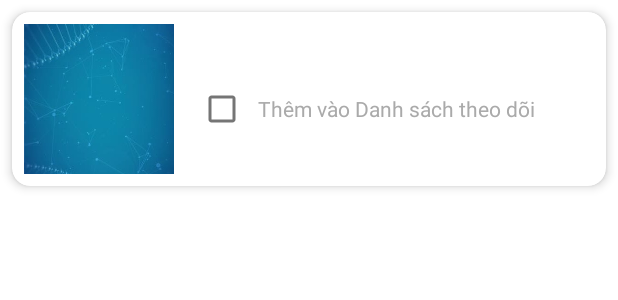
After one commit to PhucNguyenSolver/iot-patient-helper, an Android app: the layout cardview.xml on its own in the app's theme, with its tools: preview values and no code run, on a phone screen of 412 x 824 dp. The commit adds this screen. Shown: the top 300 px of the screen. Run offline under Robolectric (Android 15) with nearby library versions, the light colour scheme and no system bars.

Commit message:
temp update - might not run

```diff
--- /dev/null
+++ b/THPTTHD/app/src/main/res/layout/cardview.xml
@@ -0,0 +1,58 @@
+<?xml version="1.0" encoding="utf-8"?>
+<androidx.cardview.widget.CardView
+    xmlns:android="http://schemas.android.com/apk/res/android"
+    xmlns:app="http://schemas.android.com/apk/res-auto"
+    android:layout_width="match_parent"
+    android:layout_height="wrap_content"
+    android:layout_margin="8dp"
+    app:cardCornerRadius="12dp"
+    app:cardElevation="4dp">
+
+    <LinearLayout
+        android:layout_width="match_parent"
+        android:layout_height="wrap_content"
+        android:orientation="horizontal"
+        android:padding="8dp">
+
+        <!-- Left: Room Image -->
+        <ImageView
+            android:id="@+id/roomImage"
+            android:layout_width="100dp"
+            android:layout_height="100dp"
+            android:scaleType="centerCrop"
+            android:src="@drawable/background" />
+
+        <!-- Right: Room Info -->
+        <LinearLayout
+            android:layout_width="0dp"
+            android:layout_height="wrap_content"
+            android:layout_weight="1"
+            android:orientation="vertical"
+            android:padding="8dp">
+
+            <TextView
+                android:id="@+id/roomText"
+                android:layout_width="wrap_content"
+                android:layout_height="wrap_content"
+                android:textSize="18sp"
+                android:textStyle="bold" />
+
+            <LinearLayout
+                android:layout_width="match_parent"
+                android:layout_height="wrap_content"
+                android:orientation="horizontal">
+                <CheckBox
+                    android:id="@+id/subscribeCheckBox"
+                    android:layout_width="wrap_content"
+                    android:layout_height="wrap_content" />
+                <TextView
+                    android:id="@+id/subscribeText"
+                    android:layout_width="wrap_content"
+                    android:layout_height="wrap_content"
+                    android:text="@string/prompt_subscribe"
+                    android:textSize="14sp"
+                    android:textColor="@android:color/darker_gray" />
+            </LinearLayout>
+        </LinearLayout>
+    </LinearLayout>
+</androidx.cardview.widget.CardView>
--- a/THPTTHD/app/src/main/res/values/strings.xml
+++ b/THPTTHD/app/src/main/res/values/strings.xml
@@ -5,5 +5,6 @@
     <string name="accept">Tôi tiếp nhận cuộc gọi này</string>
     <string name="emit">Emit</string>
     <string name="textHolder">Nhận cuộc gọi cảnh báo từ các phòng học:</string>
-    <string name="schoolName">CLASSROOM MONITOR</string>
+    <string name="schoolName">🏫 Hệ Thống Cảnh Báo Trường Học</string>
+    <string name="prompt_subscribe">Thêm vào Danh sách theo dõi</string>
 </resources>
```
Also changed, not shown: THPTTHD/app/src/main/java/com/example/thpt_thd/MainActivity.java (+23 -18 lines), THPTTHD/app/src/main/res/layout/activity_main.xml (+103 -103 lines), 1 other file.
